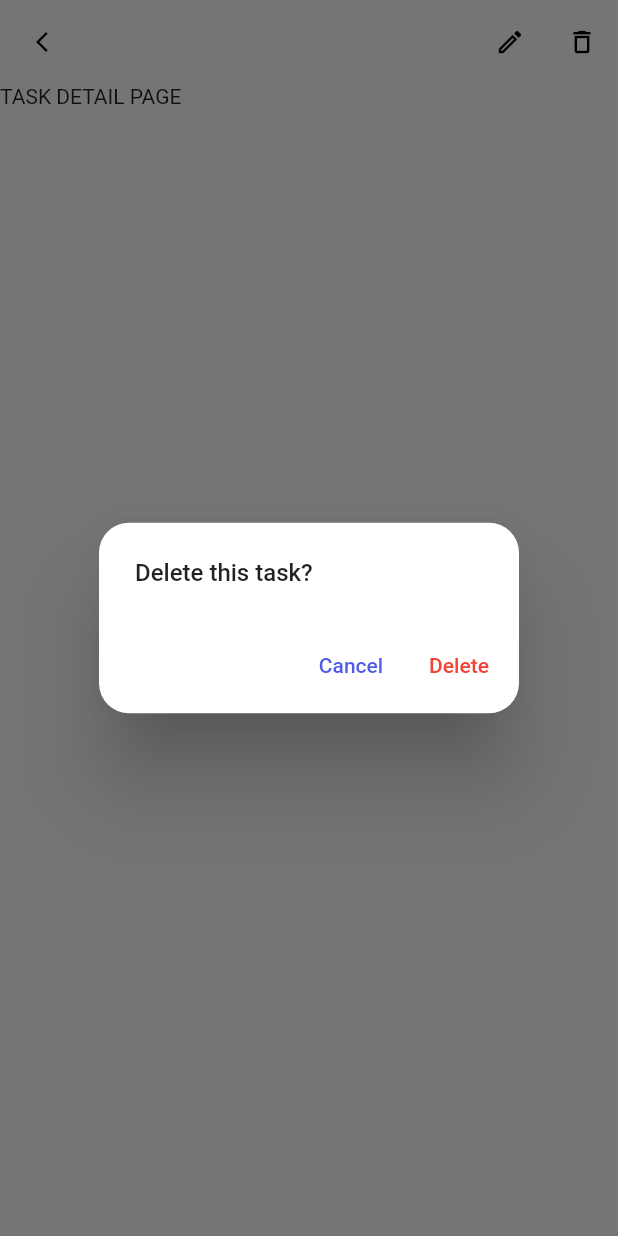
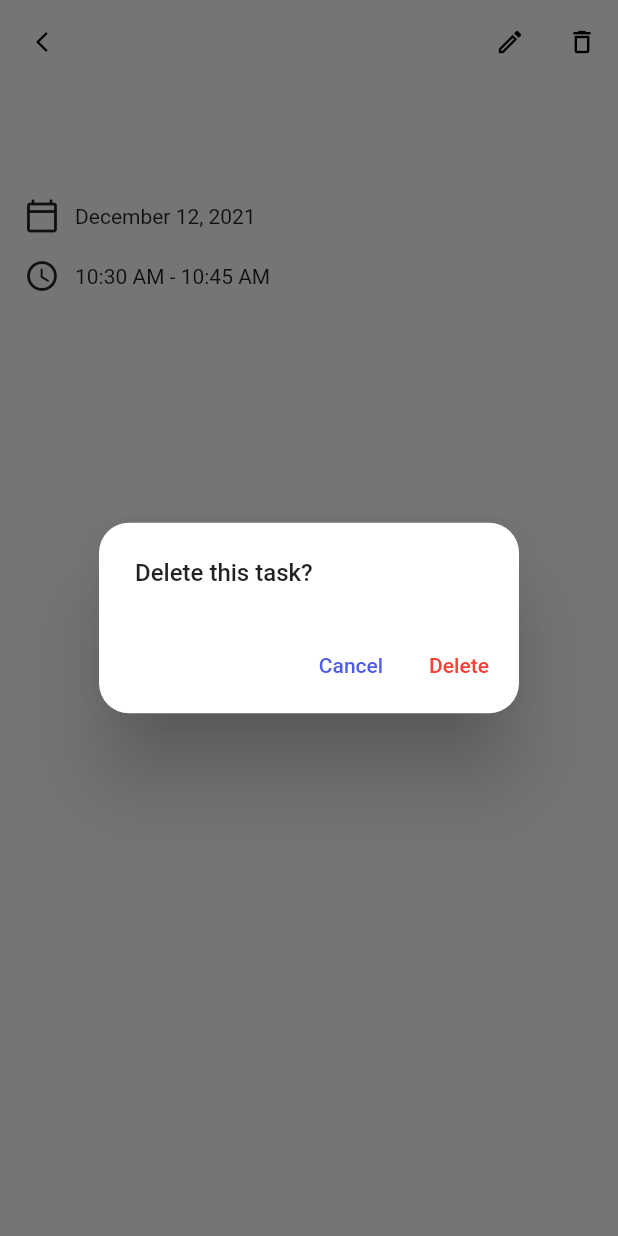
Before and after one commit to TomTruyen/CalendarApp, a Flutter app: the TaskDetailScreen screen opened directly with empty values, after a tap on the "delete" icon, on a phone screen of 412 x 824 dp. Run offline on Flutter 3.47's test engine with Material 2 defaults, Android fonts, the phone set to English and light mode, and no system bars; our stand-ins replace date_picker_timeline, flutter_local_notifications, google_fonts, package_info_plus, shared_preferences, sqflite and 1 more; accounts and stored records are empty.

Commit message:
Add detailPage layout & styling

```diff
--- a/calendar_app/lib/screens/task_detail_screen.dart
+++ b/calendar_app/lib/screens/task_detail_screen.dart
@@ -9,6 +9,7 @@ import 'package:calendar_app/shared/toast.dart';
 import 'package:flutter/cupertino.dart';
 import 'package:flutter/material.dart';
 import 'package:flutter/services.dart';
+import 'package:intl/intl.dart';
 
 class TaskDetailScreen extends StatefulWidget {
   final Task task;
@@ -52,12 +53,45 @@ class _TaskDetailScreenState extends State<TaskDetailScreen> {
     widget.refresh();
   }
 
+  String _formatTime({required DateTime time}) {
+    return DateFormat("hh:mm a").format(time);
+  }
+
   @override
   Widget build(BuildContext context) {
     return Scaffold(
       appBar: _appBar(),
-      body: Container(
-        child: Text("TASK DETAIL PAGE ${_task.note}"),
+      body: Padding(
+        padding: const EdgeInsets.all(16),
+        child: SingleChildScrollView(
+          child: Column(
+            mainAxisAlignment: MainAxisAlignment.start,
+            crossAxisAlignment: CrossAxisAlignment.start,
+            mainAxisSize: MainAxisSize.min,
+            children: <Widget>[
+              Container(
+                padding: const EdgeInsets.symmetric(vertical: 8),
+                child: Text(
+                  _task.title,
+                  maxLines: 3,
+                  overflow: TextOverflow.ellipsis,
+                  softWrap: false,
+                  style: headingStyle,
+                ),
+              ),
+              _detailItem(
+                const Icon(Icons.calendar_today_outlined),
+                DateFormat.yMMMMd().format(_task.date),
+              ),
+              _detailItem(
+                const Icon(Icons.access_time_rounded),
+                "${_formatTime(time: _task.startTime)} - ${_formatTime(time: _task.endTime)}",
+              ),
+              if (_task.note != "")
+                _detailItem(const Icon(Icons.notes_rounded), _task.note),
+            ],
+          ),
+        ),
       ),
     );
   }
@@ -110,7 +144,7 @@ class _TaskDetailScreenState extends State<TaskDetailScreen> {
             size: 20,
           ),
           onPressed: () async {
-            if (await _showDeletePopup()) {
+            if (await _showDeletePopup() ?? false) {
               if (Navigator.canPop(context)) Navigator.pop(context);
             }
           },
@@ -119,7 +153,24 @@ class _TaskDetailScreenState extends State<TaskDetailScreen> {
     );
   }
 
-  Future _showDeletePopup() {
+  Widget _detailItem(Icon icon, String text) {
+    return Container(
+      padding: const EdgeInsets.symmetric(vertical: 8),
+      child: Row(
+        children: <Widget>[
+          icon,
+          const SizedBox(width: 10),
+          Expanded(
+            child: Text(
+              text,
+            ),
+          ),
+        ],
+      ),
+    );
+  }
+
+  _showDeletePopup() {
     return showDialog(
       context: context,
       builder: (BuildContext context) {
```
